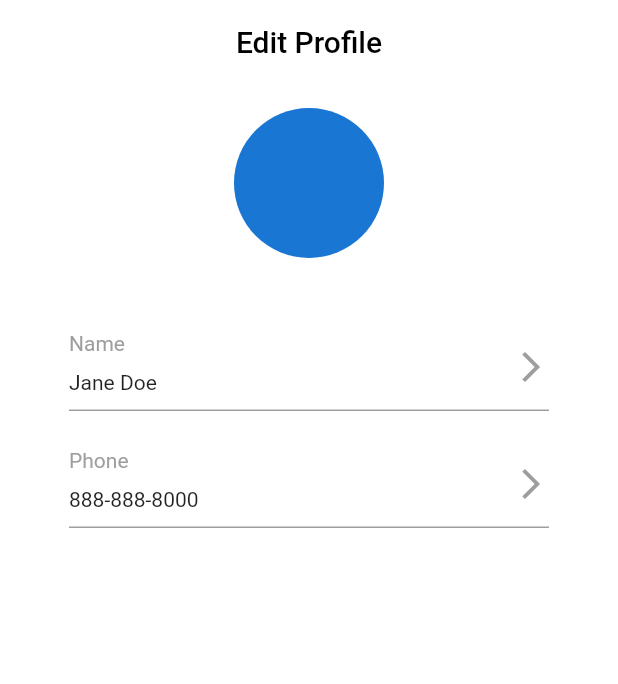
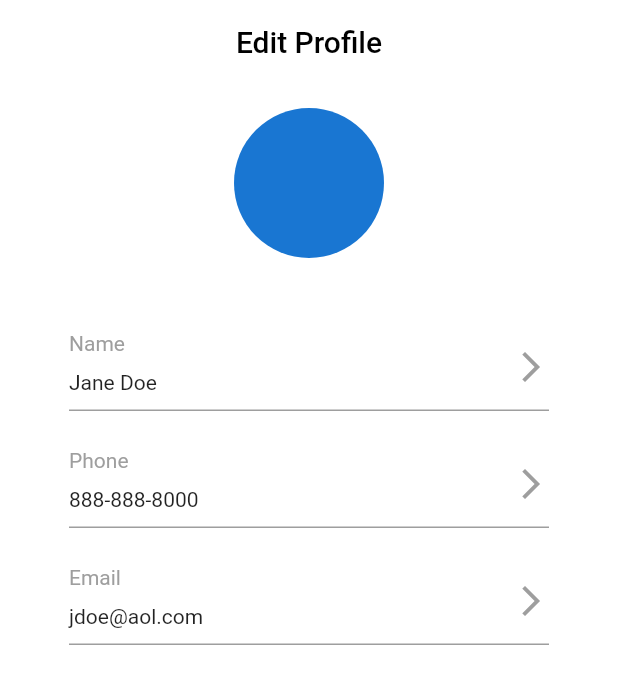
Before and after one commit to samuel-nwankwo/profile-editor, a Flutter app: the screen it shows after launch, on a phone screen of 412 x 824 dp. Shown: the top 684 px of the screen. Run offline on Flutter 3.47's test engine with Material 2 defaults, Android fonts, the phone set to English and light mode, and no system bars.

Commit message:
Added edit email functionality

```diff
--- a/lib/main.dart
+++ b/lib/main.dart
@@ -1,5 +1,6 @@
 import 'package:flutter/material.dart';
 import 'edit_display_name.dart';
+import 'edit_email.dart';
 import 'edit_phone_number.dart';
 
 void main() {
@@ -79,14 +80,14 @@ class _MyHomePageState extends State<MyHomePage> {
       _setPhoneNumber(phoneNumber);
   }
 
-  // _navEditEmail(BuildContext context)async {
-  //   final email= await Navigator.push(
-  //     context,
-  //     MaterialPageRoute(builder: (context) => EditEmail()),
-  //   );
-  //   if (email != null)
-  //     _setEmail(email);
-  // }
+  _navEditEmail(BuildContext context)async {
+    final email= await Navigator.push(
+      context,
+      MaterialPageRoute(builder: (context) => EditEmail()),
+    );
+    if (email != null)
+      _setEmail(email);
+  }
 
   // _navEditBio(BuildContext context)async {
   //   final bio = await Navigator.push(
@@ -183,7 +184,45 @@ class _MyHomePageState extends State<MyHomePage> {
     );
   }
   buildEmailField(){
-
+    return GestureDetector(
+      onTap: () =>{
+        _navEditEmail(context)
+      },
+      child: Container(
+        decoration: BoxDecoration(
+          border: Border(
+            bottom: BorderSide(width: 1.0, color: Colors.grey),
+          ),
+        ),
+        child: Row(
+          children:<Widget>[
+            Column(
+              crossAxisAlignment: CrossAxisAlignment.start,
+              children: <Widget>[
+                Padding(
+                  padding: EdgeInsets.only(top: 5.0, bottom:5.0),
+                  child: Text(
+                    'Email',
+                    style: TextStyle( color: Colors.grey),
+                  ),
+                ),
+                Padding(
+                  padding: EdgeInsets.only(top: 5.0, bottom: 10.0),
+                  child: Text(emailAddress),
+                ),
+              ],
+            ),
+            Expanded(
+              child: Container(),
+            ),
+            Icon(
+              Icons.arrow_forward_ios_sharp,
+              color: Colors.grey,
+            ),
+          ],
+        ),
+      ),
+    );
   }
   buildBioField(){
 
@@ -224,7 +263,9 @@ class _MyHomePageState extends State<MyHomePage> {
                       Padding(padding: EdgeInsets.only(left:30.0, top: 20.0, right:30.0),
                         child: buildPhoneNumberField(),
                       ),
-                      // buildEmailField(),
+                      Padding(padding: EdgeInsets.only(left:30.0, top: 20.0, right:30.0),
+                        child: buildEmailField(),
+                      ),
                       // buildBioField(),
                     ],
                   ),
```
Also changed, not shown: lib/edit_email.dart (added, +95 -0 lines).
